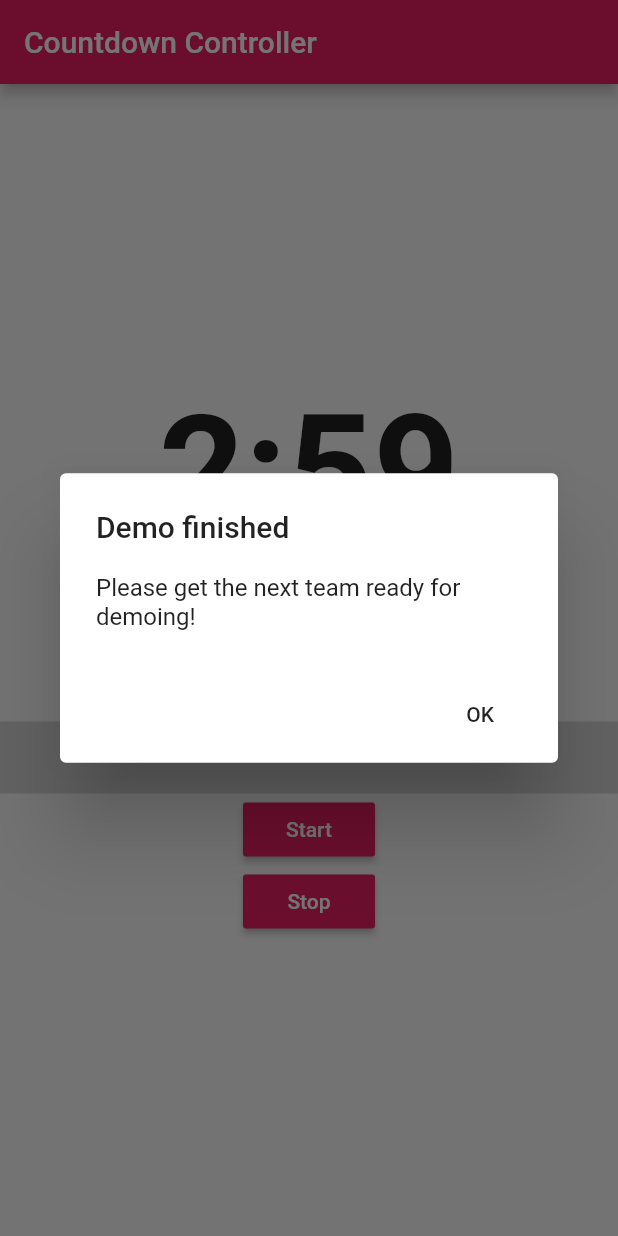
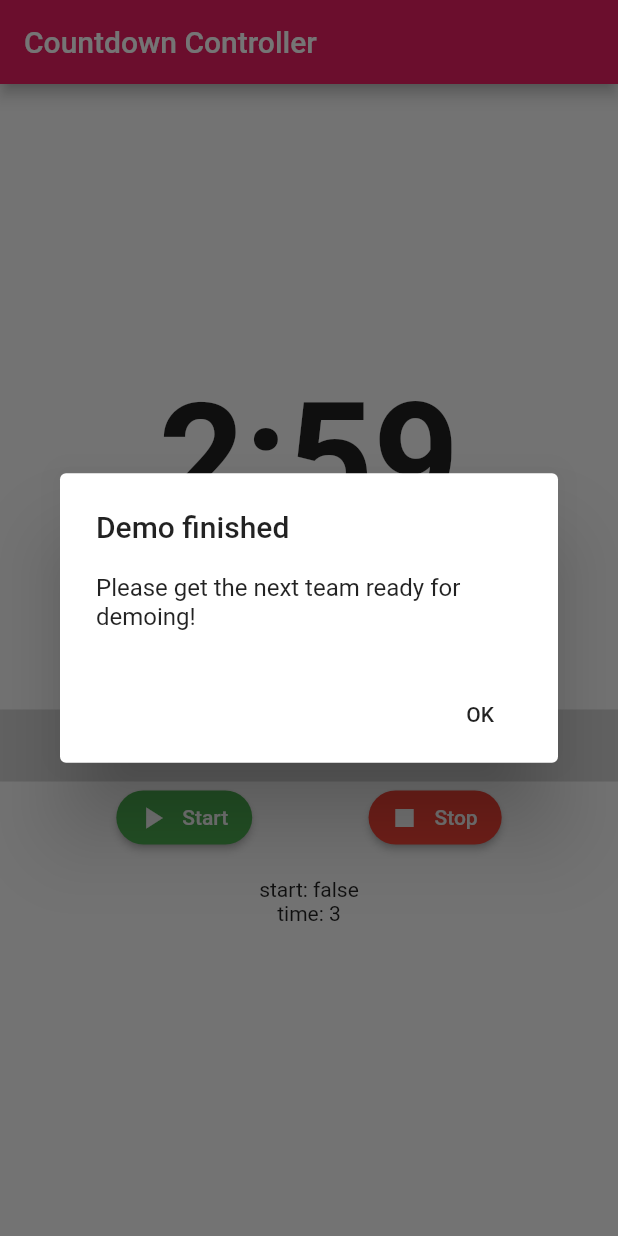
Before and after one commit to wrussell1999/demo-countdowns-app, a Flutter app: the screen it shows after launch, after a tap on "Start", after a tap on "Stop", on a phone screen of 412 x 824 dp. Run offline on Flutter 3.47's test engine with Material 2 defaults, Android fonts, the phone set to English and light mode, and no system bars; our stand-ins replace firebase_database, numberpicker; accounts and stored records are empty; statements that could not run were skipped.

Commit message:
Get data from Firebase automatically

```diff
--- a/lib/main.dart
+++ b/lib/main.dart
@@ -32,10 +32,7 @@
 class _MyHomePageState extends State<MyHomePage> {
   final database = FirebaseDatabase.instance.reference().child('countdown');
 
-  StreamSubscription _subscriptionTime;
-
-  int _currentValue = 3;
-  int _current = 10;
+  int _countdownTime = 3;
   bool _state = false;
   String _countdown = "0:00";
   CountdownTimer countdownTimer;
@@ -44,7 +41,7 @@
     _state = true;
     updateCountdown();
     countdownTimer = new CountdownTimer(
-      new Duration(minutes: _currentValue),
+      new Duration(minutes: _countdownTime),
       new Duration(seconds: 1),
     );
 
@@ -64,14 +61,12 @@
     });
   }
 
+  // Alert user that countdown has finished
   showAlertDialog(BuildContext context) {
-    // set up the button
     Widget okButton = FlatButton(
       child: Text("OK"),
       onPressed: () { Navigator.of(context).pop();},
     );
-
-    // set up the AlertDialog
     AlertDialog alert = AlertDialog(
       title: Text("Demo finished"),
       content: Text("Please get the next team ready for demoing!"),
@@ -79,8 +74,6 @@
         okButton,
       ],
     );
-
-    // show the dialog
     showDialog(
       context: context,
       builder: (BuildContext context) {
@@ -92,48 +85,39 @@
   void _stopCountdown() {
     _state = false;
     updateCountdown();
+    _countdown = "0:00";
     countdownTimer.cancel();
-    _countdown = "0:00";
   }
 
   void _changeCountdown(_newTime) {
     _state = false;
-    _currentValue = _newTime;
+    _countdownTime = _newTime;
     updateCountdown();
 
-  }
-  void listenForChanges() {
-    StreamSubscription<Event> subscription = database.onValue.listen((event) {print(event.snapshot.value.toString());});
   }
 
   void updateCountdown() {
     database
       .update({
         'start': _state,
-        'time': _currentValue
+        'time': _countdownTime
       });
-    if (!_state) {
-      getCountdown();
-    }
   }
 
   void getCountdown() {
     database.once().then((DataSnapshot snapshot) {
       print('Data : ${snapshot.value}');
       Map<dynamic, dynamic> map = snapshot.value;
-      _currentValue = map.values.toList()[1];
+      _countdownTime = map.values.toList()[1];
     });
-  }
-
-  @override
-  void initState() {
-    //listenForChanges();
-    super.initState();
   }
 
   @override
   Widget build(BuildContext context) {
     return Scaffold(
+      appBar: AppBar(
+        title: Text(widget.title),
+      ),
       body: new Center(
         child: new Column(
           mainAxisAlignment: MainAxisAlignment.center,
@@ -152,30 +136,56 @@
                 style: TextStyle(fontSize: 25),
             ),
             new NumberPicker.integer(
-                initialValue: _currentValue,
+                initialValue: _countdownTime,
                 minValue: 1,
                 maxValue: 9,
                 onChanged: (newValue) =>
                     setState(() => _changeCountdown(newValue))),
-            new RaisedButton(
-              padding: const EdgeInsets.all(8.0),
-              textColor: Colors.white,
-              color: Colors.pink,
-              onPressed: _startCountdown,
-              child: new Text("Start"),
+            Row(
+                mainAxisAlignment: MainAxisAlignment.spaceEvenly,
+                children: <Widget>[
+                  new RaisedButton.icon(
+                    textColor: Colors.white,
+                    color: Colors.green,
+                    onPressed: _startCountdown,
+                    label: Text("Start"),
+                    icon: Icon(Icons.play_arrow),
+                    shape: new RoundedRectangleBorder(borderRadius: new BorderRadius.circular(20.0)),
+                  ),
+                  new RaisedButton.icon(
+                    textColor: Colors.white,
+                    color: Colors.red,
+                    onPressed: _stopCountdown,
+                    label: Text("Stop"),
+                    icon: Icon(Icons.stop),
+                    shape: new RoundedRectangleBorder(borderRadius: new BorderRadius.circular(20.0)),
+                  ),
+              ]),
+            StreamBuilder(
+              stream: database.onValue,
+              builder: (context, snap) {
+                if (snap.hasData && !snap.hasError && snap.data.snapshot.value != null) {
+
+                  Map data = snap.data.snapshot.value;
+                  _countdownTime = data['time'];
+                  _state = data['start'];
+
+                  return Padding(
+                    padding: EdgeInsets.all(16.0),
+                    child: Column (
+                      mainAxisAlignment: MainAxisAlignment.center,
+                      children: <Widget>[
+                        Text("start: $_state"),
+                        Text("time: $_countdownTime")
+                    ])
+                  );
+                }
+                else
+                  return Text("No data from Firebase RTDB");
+                },
             ),
-            new RaisedButton(
-              padding: const EdgeInsets.all(8.0),
-              textColor: Colors.white,
-              color: Colors.pink,
-              onPressed: _stopCountdown,
-              child: new Text("Stop"),
-             ),
           ],
         ),
-      ),
-      appBar: AppBar(
-        title: Text(widget.title),
       ),
     );
   }
```
